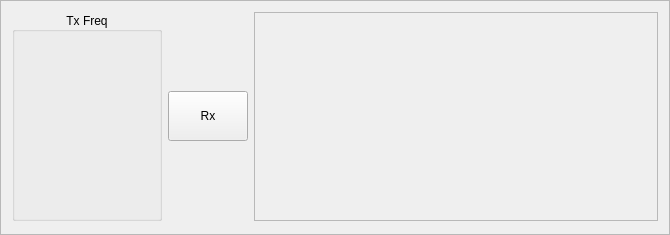
The window that trunk/gui/ctxdisplay.ui (dl1ksv/linpsk) describes before a commit, drawn with Qt 5.
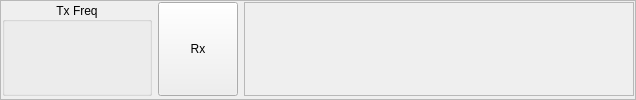
The same window after the commit. Custom widgets are drawn as their Qt base class.

The edit to the form file:
```diff
--- a/trunk/gui/ctxdisplay.ui
+++ b/trunk/gui/ctxdisplay.ui
@@ -6,8 +6,8 @@
    <rect>
     <x>0</x>
     <y>0</y>
-    <width>670</width>
-    <height>235</height>
+    <width>636</width>
+    <height>100</height>
    </rect>
   </property>
   <property name="windowTitle">
@@ -20,10 +20,16 @@
    <enum>QFrame::Raised</enum>
   </property>
   <layout class="QGridLayout" name="gridLayout">
+   <property name="margin">
+    <number>1</number>
+   </property>
+   <property name="spacing">
+    <number>2</number>
+   </property>
    <item row="0" column="0">
     <layout class="QHBoxLayout" name="horizontalLayout" stretch="0,0,1">
      <property name="spacing">
-      <number>-1</number>
+      <number>6</number>
      </property>
      <property name="sizeConstraint">
       <enum>QLayout::SetMinimumSize</enum>
@@ -55,10 +61,16 @@
      </item>
      <item>
       <widget class="CLedButton" name="TxFunctions">
+       <property name="sizePolicy">
+        <sizepolicy hsizetype="Minimum" vsizetype="Minimum">
+         <horstretch>0</horstretch>
+         <verstretch>0</verstretch>
+        </sizepolicy>
+       </property>
        <property name="minimumSize">
         <size>
-         <width>50</width>
-         <height>50</height>
+         <width>40</width>
+         <height>40</height>
         </size>
        </property>
        <property name="text">
```
